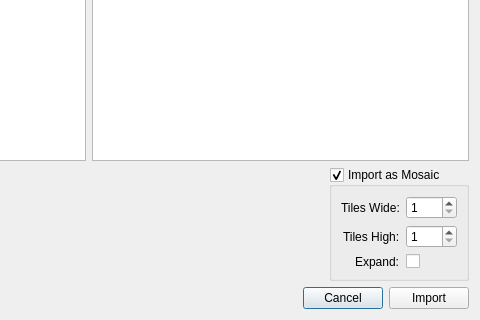
Old version of the form src/mcedit2/ui/import_map.ui in the repository mcedit/mcedit2; both pictures show x 302 to 782 and y 421 to 741 of the 782 by 741 pixel window.
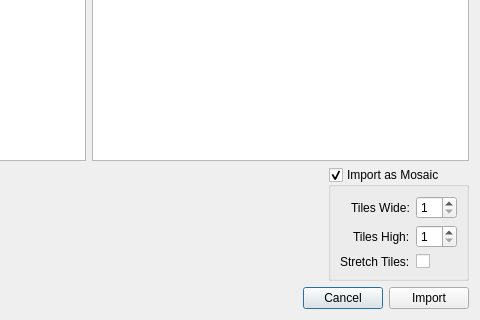
New version of the form.

Commit message: Change "Expand" checkbox to "Stretch Tiles" in map import UI

```diff
--- a/src/mcedit2/ui/import_map.ui
+++ b/src/mcedit2/ui/import_map.ui
@@ -82,7 +82,7 @@
         <item row="2" column="0">
          <widget class="QLabel" name="label_3">
           <property name="text">
-           <string>Expand:</string>
+           <string>Stretch Tiles:</string>
           </property>
          </widget>
         </item>
```
